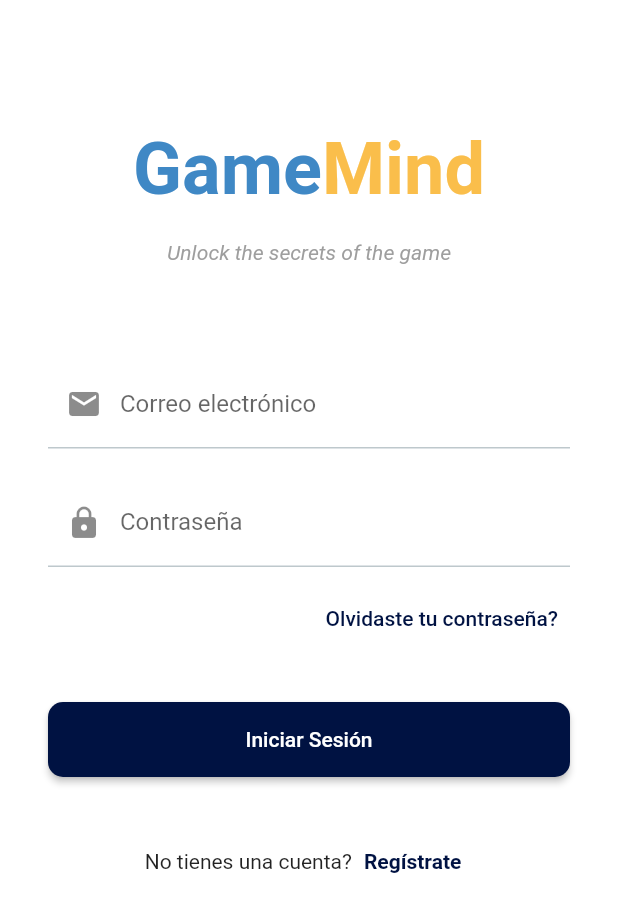
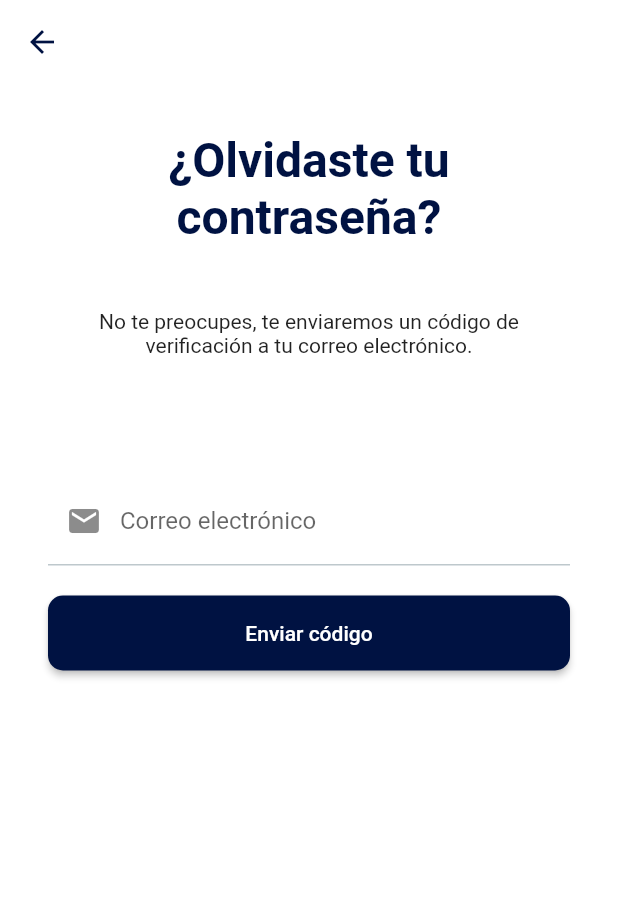
Before and after one commit to AndreDev385/tennis-app, a Flutter app: the LoginPage screen opened directly, after a tap on "Olvidaste tu contraseña?", on a phone screen of 412 x 824 dp. Shown: the top 912 px of the screen. Run offline on Flutter 3.47's test engine with Material 2 defaults, Android fonts, the light colour scheme and no system bars; our stand-ins replace flutter_easyloading, get, shared_preferences, socket_io_client; accounts and stored records are empty.

Commit message:
feat: forget password use case

```diff
--- /dev/null
+++ b/lib/components/auth/forget_password/send_code.dart
@@ -0,0 +1,100 @@
+import 'package:flutter/material.dart';
+import 'package:flutter_easyloading/flutter_easyloading.dart';
+import 'package:tennis_app/components/shared/button.dart';
+import 'package:tennis_app/components/shared/toast.dart';
+import 'package:tennis_app/services/send_recovery_password_code.dart';
+
+class SendCode extends StatefulWidget {
+  const SendCode({
+    super.key,
+    required this.nextStep,
+    required this.saveEmail,
+  });
+
+  final Function nextStep;
+  final Function saveEmail;
+
+  @override
+  State<SendCode> createState() => _SendCodeState();
+}
+
+class _SendCodeState extends State<SendCode> {
+  final formKey = GlobalKey<FormState>();
+
+  String email = "";
+
+  @override
+  Widget build(BuildContext context) {
+    handleSubmit(BuildContext context) {
+      if (formKey.currentState!.validate()) {
+        formKey.currentState!.save();
+        EasyLoading.show(status: "Cargando...");
+        sendRecoveryPasswordCode(email).then((value) {
+          if (value.isFailure) {
+            showMessage(context, value.error!, ToastType.error);
+            EasyLoading.dismiss();
+            return;
+          }
+          widget.saveEmail(email);
+          EasyLoading.dismiss();
+          showMessage(context, value.getValue(), ToastType.success);
+          widget.nextStep();
+        }).catchError((e) {
+          print("Error: $e\n");
+          showMessage(context, "Ha ocurrido un error", ToastType.error);
+          EasyLoading.dismiss();
+        });
+      }
+    }
+
+    return Column(
+      children: [
+        Title(
+          color: Theme.of(context).colorScheme.primary,
+          child: Text(
+            "¿Olvidaste tu contraseña?",
+            textAlign: TextAlign.center,
+            style: TextStyle(
+                fontSize: 32,
+                fontWeight: FontWeight.bold,
+                color: Theme.of(context).colorScheme.primary),
+          ),
+        ),
+        const Padding(padding: EdgeInsets.only(bottom: 42)),
+        const Text(
+          "No te preocupes, te enviaremos un código de verificación a tu correo electrónico.",
+          textAlign: TextAlign.center,
+        ),
+        const Padding(padding: EdgeInsets.only(bottom: 80)),
+        Form(
+          key: formKey,
+          child: Column(
+            children: [
+              Container(
+                margin: const EdgeInsets.only(bottom: 20),
+                child: TextFormField(
+                  decoration: const InputDecoration(
+                      labelText: "Correo electrónico",
+                      prefixIcon: Icon(Icons.email)),
+                  onSaved: (value) {
+                    email = value!;
+                  },
+                  validator: (value) {
+                    if (value == null || value.isEmpty) {
+                      return "Ingresa tu correo";
+                    }
+                    return null;
+                  },
+                ),
+              ),
+              MyButton(
+                text: "Enviar código",
+                onPress: () => handleSubmit(context),
+              ),
+            ],
+          ),
+        ),
+      ],
+    );
+  }
+}
--- a/lib/components/auth/login_form.dart
+++ b/lib/components/auth/login_form.dart
@@ -3,6 +3,8 @@ import 'package:flutter_easyloading/flutter_easyloading.dart';
 import 'package:shared_preferences/shared_preferences.dart';
 import 'package:tennis_app/components/shared/button.dart';
 import 'package:tennis_app/components/shared/toast.dart';
+import 'package:tennis_app/screens/auth/forget_password.dart';
+import 'package:tennis_app/screens/auth/signin.dart';
 import 'package:tennis_app/services/login_service.dart';
 
 class LoginForm extends StatefulWidget {
@@ -72,7 +74,7 @@ class LoginFormState extends State<LoginForm> {
               alignment: Alignment.topRight,
               child: TextButton(
                 onPressed: () {
-                  Navigator.of(context).pushNamed("/");
+                  Navigator.of(context).pushNamed(ForgetPassword.route);
                 },
                 child: const Text("Olvidaste tu contraseña?"),
               ),
@@ -90,7 +92,7 @@ class LoginFormState extends State<LoginForm> {
                 const Text("No tienes una cuenta?"),
                 TextButton(
                     onPressed: () {
-                      Navigator.of(context).pushNamed("/sigin");
+                      Navigator.of(context).pushNamed(SigninPage.route);
                     },
                     child: const Text(
                       "Regístrate",
--- a/lib/components/auth/sigin_form.dart
+++ b/lib/components/auth/sigin_form.dart
@@ -1,6 +1,5 @@
 import 'package:flutter/material.dart';
 import 'package:flutter_easyloading/flutter_easyloading.dart';
-import 'package:get/get_utils/get_utils.dart';
 import 'package:shared_preferences/shared_preferences.dart';
 import 'package:tennis_app/components/shared/button.dart';
 
--- a/lib/main.dart
+++ b/lib/main.dart
@@ -16,6 +16,7 @@ import 'package:tennis_app/screens/app/cta/home.dart';
 import 'package:tennis_app/screens/app/game_detail.dart';
 import 'package:tennis_app/screens/app/game_points.dart';
 import 'package:tennis_app/screens/app/results/results.dart';
+import 'package:tennis_app/screens/auth/forget_password.dart';
 import 'package:tennis_app/screens/auth/signin.dart';
 import 'package:tennis_app/styles.dart';
 import 'screens/app/home.dart';
@@ -67,6 +68,7 @@ class _MyAppState extends State<MyApp> {
         routes: {
           LoginPage.route: (context) => const LoginPage(),
           SigninPage.route: (context) => SigninPage(),
+          ForgetPassword.route: (context) => const ForgetPassword(),
           MyHomePage.route: (context) => const MyHomePage(),
           AddGameRegularPage.route: (context) => const AddGameRegularPage(),
           GameDetail.route: (context) => const GameDetail(),
--- /dev/null
+++ b/lib/screens/auth/forget_password.dart
@@ -0,0 +1,104 @@
+import 'package:flutter/material.dart';
+import 'package:tennis_app/components/auth/forget_password/send_code.dart';
+import 'package:tennis_app/components/auth/forget_password/set_new_password.dart';
+import 'package:tennis_app/components/auth/forget_password/verify_code.dart';
+
+class ForgetPassword extends StatefulWidget {
+  const ForgetPassword({super.key});
+
+  static const route = '/forget-password';
+
+  @override
+  State<ForgetPassword> createState() => _ForgetPasswordState();
+}
+
+class _ForgetPasswordState extends State<ForgetPassword> {
+  int steps = 1;
+  String code = "";
+  String email = "";
+
+  saveCode(String code) {
+    setState(() {
+      this.code = code;
+    });
+  }
+
+  saveEmail(String email) {
+    setState(() {
+      this.email = email;
+    });
+  }
+
+  renderSteps() {
+    switch (steps) {
+      case 1:
+        return SendCode(
+          nextStep: nextStep,
+          saveEmail: saveEmail,
+        );
+      case 2:
+        return VerifyCode(
+          nextStep: nextStep,
+          goBack: goBack,
+          saveCode: saveCode,
+          email: email,
+        );
+      case 3:
+        return SetNewPassword(code: code);
+      default:
+        return SendCode(
+          nextStep: nextStep,
+          saveEmail: saveEmail,
+        );
+    }
+  }
+
+  nextStep() {
+    if (steps == 3) {
+      return;
+    }
+    setState(() {
+      steps++;
+    });
+  }
+
+  goBack() {
+    if (steps == 1) {
+      return;
+    }
+    setState(() {
+      steps--;
+    });
+  }
+
+  @override
+  Widget build(BuildContext context) {
+    return Scaffold(
+      backgroundColor: Theme.of(context).colorScheme.background,
+      appBar: AppBar(
+        backgroundColor: Theme.of(context).colorScheme.background,
+        elevation: 0,
+        leading: BackButton(
+          color: Theme.of(context).colorScheme.primary,
+          onPressed: () {
+            if (steps == 1) {
+              Navigator.of(context).pop();
+              return;
+            }
+            goBack();
+          },
+        ),
+      ),
+      body: SingleChildScrollView(
+        child: Container(
+          margin: const EdgeInsets.all(32),
+          child: Column(
+            children: [
+              renderSteps(),
+            ],
+          ),
+        ),
+      ),
+    );
+  }
+}
--- a/lib/screens/auth/login.dart
+++ b/lib/screens/auth/login.dart
@@ -10,9 +10,10 @@ class LoginPage extends StatelessWidget {
 
   @override
   Widget build(BuildContext context) {
-    return (Scaffold(
+    return Scaffold(
       backgroundColor: Theme.of(context).colorScheme.background,
-      body: Container(
+      body: SingleChildScrollView(
+        child: Container(
             padding: const EdgeInsets.all(32),
             child: Column(
               mainAxisAlignment: MainAxisAlignment.start,
@@ -55,6 +56,7 @@ class LoginPage extends StatelessWidget {
                 const LoginForm(),
               ],
             )),
-    ));
+      ),
+    );
   }
 }
--- a/lib/screens/auth/signin.dart
+++ b/lib/screens/auth/signin.dart
@@ -13,7 +13,8 @@ class SigninPage extends StatelessWidget {
   Widget build(BuildContext context) {
     return Scaffold(
       backgroundColor: Theme.of(context).colorScheme.background,
-      body: Container(
+      body: SingleChildScrollView(
+        child: Container(
           padding: const EdgeInsets.all(32),
           child: Column(children: <Widget>[
             Container(
@@ -34,6 +35,7 @@ class SigninPage extends StatelessWidget {
             const SignInForm()
           ]),
         ),
+      ),
     );
   }
 }
--- a/lib/styles.dart
+++ b/lib/styles.dart
@@ -58,9 +58,9 @@ ThemeData lightTheme = ThemeData(
 ThemeData darkTheme = ThemeData(
   colorScheme: const ColorScheme(
     brightness: Brightness.dark,
-    primary: Color(0xFF00141E), // from page0a3d62 FF00141E
+    primary: Color(0xFF0a3d62), // from page0a3d62 FF00141E
     onPrimary: Color(0xFFFFFFFF),
-    secondary: Color(0xFF001E28), // from page
+    secondary: Color(0xFF0a3d62), // from page
     onSecondary: Color(0xFFFFFFFF),
     error: Color(0xFFd63031),
     onError: Color(0xFFffffff),
```
Also changed, not shown: lib/components/auth/forget_password/set_new_password.dart (added, +128 -0 lines), lib/components/auth/forget_password/verify_code.dart (added, +144 -0 lines), lib/services/change_forgotten_password.dart (added, +14 -0 lines), lib/services/send_recovery_password_code.dart (added, +16 -0 lines), lib/services/verify_password_code.dart (added, +15 -0 lines), assets/email.png (added). Lines whose indentation alone changed are shown as unchanged.
